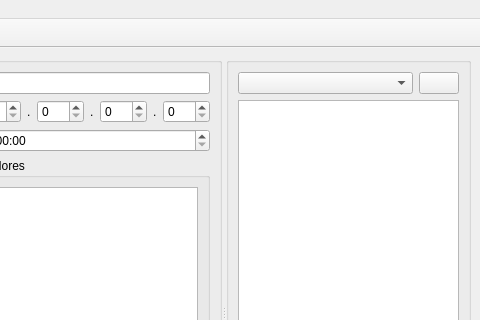
First picture: the form in software/interface/AdmEnter/admenter.ui, repository sociedade-do-pastel/softeiros, before the edit; both pictures show x 502 to 982 and y 0 to 320 of the 982 by 603 pixel window.
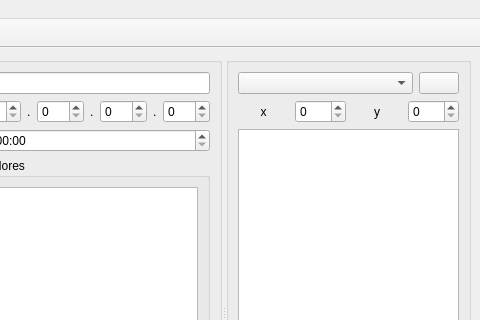
Second picture: the form after the edit. Icons and pictures are not drawn.

Commit message: Atualizado interface do AdmEnter

```diff
--- a/software/interface/AdmEnter/admenter.ui
+++ b/software/interface/AdmEnter/admenter.ui
@@ -392,6 +392,36 @@
           </item>
          </layout>
         </item>
+        <item>
+         <layout class="QHBoxLayout" name="horizontalLayout_10">
+          <item>
+           <widget class="QLabel" name="label_9">
+            <property name="text">
+             <string>x</string>
+            </property>
+            <property name="alignment">
+             <set>Qt::AlignCenter</set>
+            </property>
+           </widget>
+          </item>
+          <item>
+           <widget class="QSpinBox" name="spinBox"/>
+          </item>
+          <item>
+           <widget class="QLabel" name="label_10">
+            <property name="text">
+             <string>y</string>
+            </property>
+            <property name="alignment">
+             <set>Qt::AlignCenter</set>
+            </property>
+           </widget>
+          </item>
+          <item>
+           <widget class="QSpinBox" name="spinBox_2"/>
+          </item>
+         </layout>
+        </item>
         <item>
          <widget class="QListWidget" name="computer_current_softwares_list"/>
         </item>
```
The commit also changes 2 other files.
